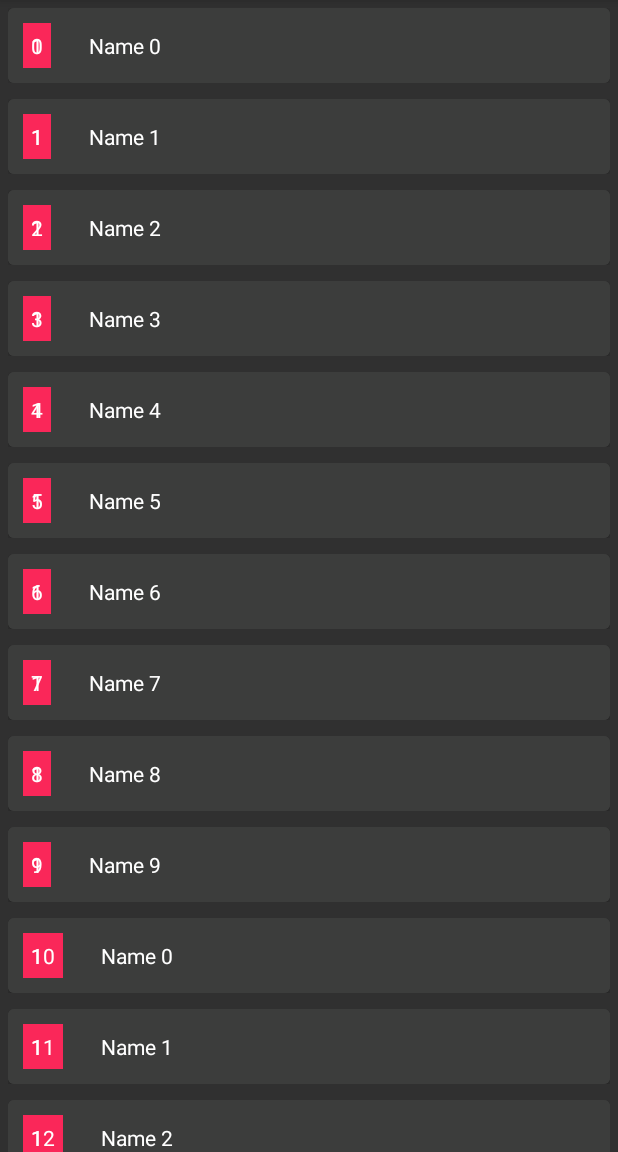
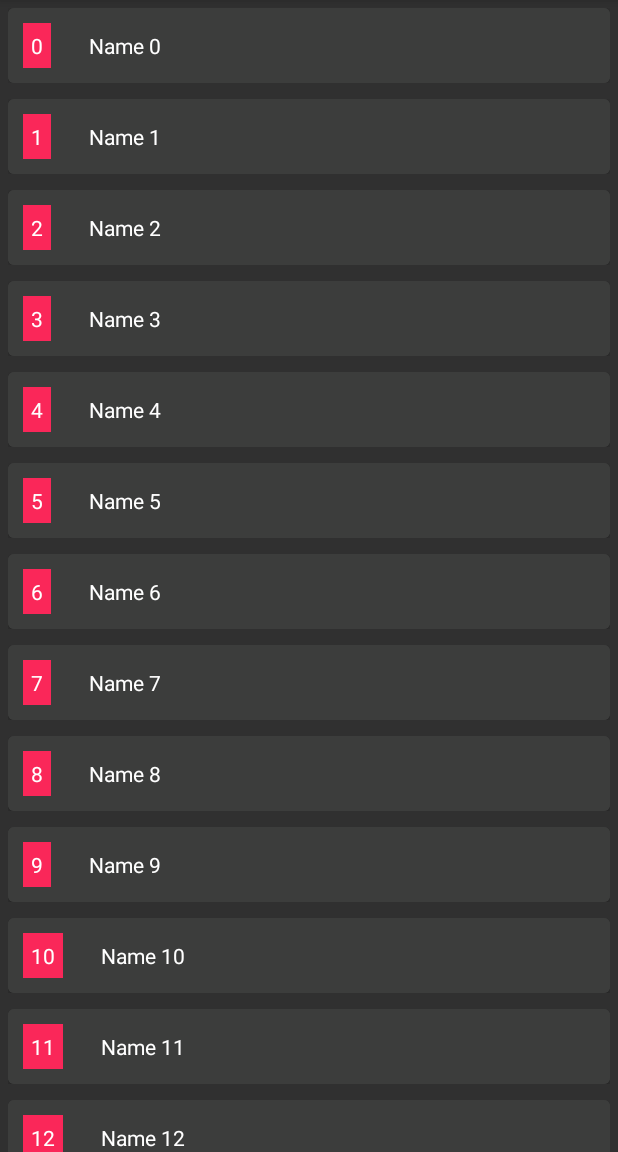
Before and after one commit to Android-AppBook/EndlessRecyclerView, an Android app: the screen it shows after launch (MainActivity), on a phone screen of 412 x 824 dp, the part 84-1236 px from its top. Run offline under Robolectric (Android 15) with nearby library versions, the phone set to English and light mode, and no system bars.

Commit message:
loadDataOffset Algorithm changed. '1' TextView in layout removed

```diff
--- a/app/src/main/java/com/aroliant/endlessrecyclerview/EndlessRecyclerViewAdapter.java
+++ b/app/src/main/java/com/aroliant/endlessrecyclerview/EndlessRecyclerViewAdapter.java
@@ -23,6 +23,8 @@ public class EndlessRecyclerViewAdapter extends RecyclerView.Adapter<EndlessRecy
 
     Context context;
     ArrayList<String> names = new ArrayList<String>();
+    ArrayList<Integer> count = new ArrayList<Integer>();
+
 
     private int visibleThreshold = 5;
     private int lastVisibleItem, totalItemCount;
@@ -49,9 +51,11 @@ public class EndlessRecyclerViewAdapter extends RecyclerView.Adapter<EndlessRecy
 
     public EndlessRecyclerViewAdapter(Context context,
                                       RecyclerView recyclerView,
-                                      ArrayList<String> names) {
+                                      ArrayList<String> names,
+                                      ArrayList<Integer> count) {
         this.context = context;
         this.names = names;
+        this.count = count;
 
         if (recyclerView.getLayoutManager() instanceof LinearLayoutManager) {
 
@@ -108,7 +112,7 @@ public class EndlessRecyclerViewAdapter extends RecyclerView.Adapter<EndlessRecy
     public void onBindViewHolder(final ViewHolder holder, int position) {
 
         holder.mTextViewName.setText(names.get(position));
-        holder.mTextViewCount.setText(String.valueOf(position));
+        holder.mTextViewCount.setText(count.get(position) + "");
 
     }
 
--- a/app/src/main/java/com/aroliant/endlessrecyclerview/MainActivity.java
+++ b/app/src/main/java/com/aroliant/endlessrecyclerview/MainActivity.java
@@ -12,6 +12,7 @@ import java.util.ArrayList;
 public class MainActivity extends AppCompatActivity {
 
     ArrayList<String> names = new ArrayList<String>();
+    ArrayList<Integer> count = new ArrayList<Integer>();
 
     int offset = 0;
 
@@ -41,7 +42,8 @@ public class MainActivity extends AppCompatActivity {
 
         mAdapter = new EndlessRecyclerViewAdapter(this,
                 recyclerView,
-                names);
+                names,
+                count);
 
         recyclerView.setAdapter(mAdapter);
 
@@ -54,8 +56,7 @@ public class MainActivity extends AppCompatActivity {
                     @Override
                     public void run() {
 
-                        loadDataOffset(offset);
-                        offset++;
+                        loadDataOffset();
 
                     }
                 }, 10);
@@ -65,24 +66,19 @@ public class MainActivity extends AppCompatActivity {
             }
         });
 
-        loadDataOffset(offset);
+        loadDataOffset();
 
 
     }
 
-    void loadDataOffset(int _offset){
+    void loadDataOffset(){
 
+        int _offset = offset;
 
-        int i = _offset * 10;
-
-        Log.d("...",i + "");
-
-        if(i == 0){
-            i = 0;
-        }
-
-        for (int j = i ; j < (i + 10) ; j++ ){
+        for (int j = _offset ; j < (_offset + 10) ; j++ ){
             names.add("Name " + j);
+            count.add(j);
+            offset++;
             Log.d("...", j + "");
         }
 
--- a/app/src/main/res/layout/activity_main.xml
+++ b/app/src/main/res/layout/activity_main.xml
@@ -10,7 +10,6 @@
         android:id="@+id/recycler_view"
         android:scrollbars="none"
         android:layout_width="match_parent"
-        android:layout_weight="1"
         android:layout_height="match_parent"/>
 
 
--- a/app/src/main/res/layout/item_recyclerview.xml
+++ b/app/src/main/res/layout/item_recyclerview.xml
@@ -29,7 +29,6 @@
                 <TextView
                     android:layout_width="wrap_content"
                     android:layout_height="wrap_content"
-                    android:text="1"
                     android:padding="5dp"
                     android:textColor="#FFF"
                     android:id="@+id/count"
@@ -43,18 +42,10 @@
                     android:layout_height="wrap_content"
                     android:padding="5dp"
                     android:layout_marginLeft="20dp"
-                    android:text="Sample"
+                    android:text=""
                     android:textColor="#ffffff" />
 
 
-                <TextView
-                    android:layout_width="wrap_content"
-                    android:layout_height="wrap_content"
-                    android:text="1"
-                    android:padding="5dp"
-                    android:textColor="#FFF"
-                    android:id="@+id/lb_points"
-                    />
 
             </RelativeLayout>
 
```
